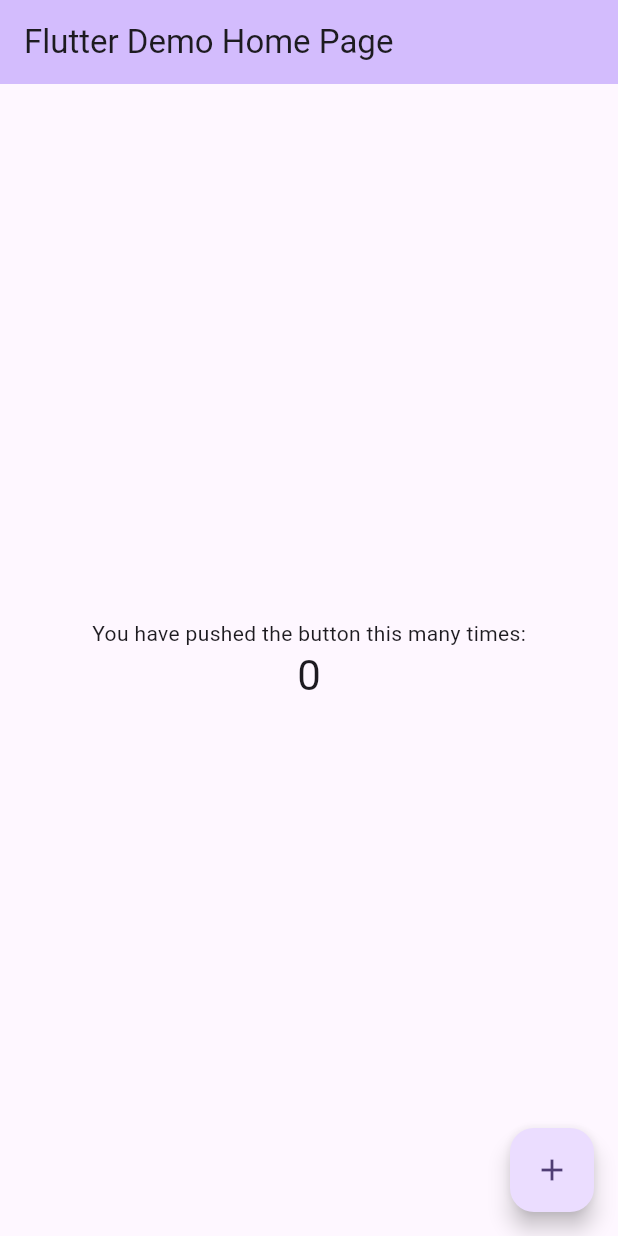
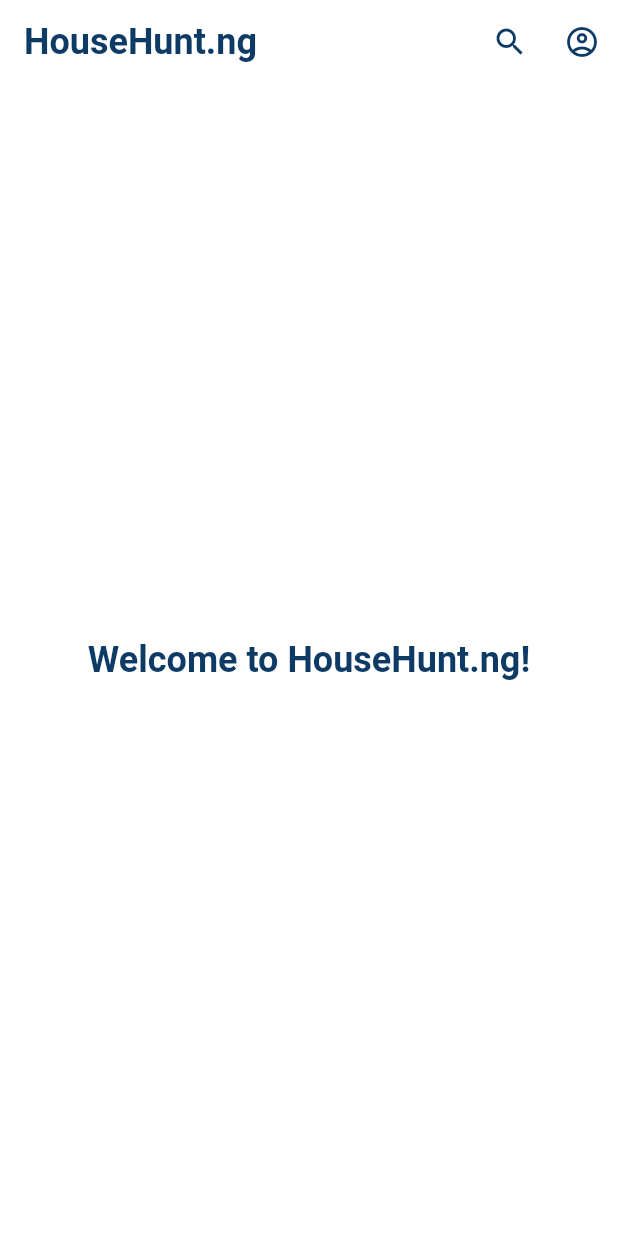
Before and after one commit to could-ai/019a4768-2292-7da6-be51-070a4e48c8bc, a Flutter app: the screen it shows after launch, on a phone screen of 412 x 824 dp. Run offline on Flutter 3.47's test engine with Material 3 defaults, Android fonts, the phone set to English and light mode, and no system bars.

Commit message:
I have set up the initial structure for the HouseHunt.ng app, starting with the home page and theme configuration. I removed the default boilerplate code and created a new `HomePage` widget, which now serves as the main screen. The app's theme has been updated to use the specified color palette, with a white background, deep blue for primary elements, and orange for accents, establishing a clean and modern visual identity. The app bar now displays the app's title and includes placeholder icons for search and profile access, preparing the foundation for future feature development.

```diff
--- a/usr/lib/main.dart
+++ b/usr/lib/main.dart
@@ -7,114 +7,68 @@ void main() {
 class MyApp extends StatelessWidget {
   const MyApp({super.key});
 
-  // This widget is the root of your application.
   @override
   Widget build(BuildContext context) {
     return MaterialApp(
-      title: 'Flutter Demo',
+      title: 'HouseHunt.ng',
       debugShowCheckedModeBanner: false,
       theme: ThemeData(
-        // This is the theme of your application.
-        //
-        // TRY THIS: Try running your application with "flutter run". You'll see
-        // the application has a purple toolbar. Then, without quitting the app,
-        // try changing the seedColor in the colorScheme below to Colors.green
-        // and then invoke "hot reload" (save your changes or press the "hot
-        // reload" button in a Flutter-supported IDE, or press "r" if you used
-        // the command line to start the app).
-        //
-        // Notice that the counter didn't reset back to zero; the application
-        // state is not lost during the reload. To reset the state, use hot
-        // restart instead.
-        //
-        // This works for code too, not just values: Most code changes can be
-        // tested with just a hot reload.
-        colorScheme: ColorScheme.fromSeed(seedColor: Colors.deepPurple),
+        primaryColor: const Color(0xFF0D3B66),
+        scaffoldBackgroundColor: Colors.white,
+        colorScheme: ColorScheme.fromSeed(
+          seedColor: const Color(0xFF0D3B66),
+          primary: const Color(0xFF0D3B66),
+          secondary: const Color(0xFFF4A261),
+        ),
+        useMaterial3: true,
+        textTheme: const TextTheme(
+          displayLarge: TextStyle(fontSize: 72.0, fontWeight: FontWeight.bold),
+          titleLarge: TextStyle(fontSize: 24.0, fontWeight: FontWeight.bold, color: Color(0xFF0D3B66)),
+          bodyMedium: TextStyle(fontSize: 14.0, fontFamily: 'Hind'),
+        ),
       ),
-      home: const MyHomePage(title: 'Flutter Demo Home Page'),
+      home: const HomePage(),
     );
   }
 }
 
-class MyHomePage extends StatefulWidget {
-  const MyHomePage({super.key, required this.title});
-
-  // This widget is the home page of your application. It is stateful, meaning
-  // that it has a State object (defined below) that contains fields that affect
-  // how it looks.
-
-  // This class is the configuration for the state. It holds the values (in this
-  // case the title) provided by the parent (in this case the App widget) and
-  // used by the build method of the State. Fields in a Widget subclass are
-  // always marked "final".
-
-  final String title;
-
-  @override
-  State<MyHomePage> createState() => _MyHomePageState();
-}
-
-class _MyHomePageState extends State<MyHomePage> {
-  int _counter = 0;
-
-  void _incrementCounter() {
-    setState(() {
-      // This call to setState tells the Flutter framework that something has
-      // changed in this State, which causes it to rerun the build method below
-      // so that the display can reflect the updated values. If we changed
-      // _counter without calling setState(), then the build method would not be
-      // called again, and so nothing would appear to happen.
-      _counter++;
-    });
-  }
+class HomePage extends StatelessWidget {
+  const HomePage({super.key});
 
   @override
   Widget build(BuildContext context) {
-    // This method is rerun every time setState is called, for instance as done
-    // by the _incrementCounter method above.
-    //
-    // The Flutter framework has been optimized to make rerunning build methods
-    // fast, so that you can just rebuild anything that needs updating rather
-    // than having to individually change instances of widgets.
     return Scaffold(
       appBar: AppBar(
-        // TRY THIS: Try changing the color here to a specific color (to
-        // Colors.amber, perhaps?) and trigger a hot reload to see the AppBar
-        // change color while the other colors stay the same.
-        backgroundColor: Theme.of(context).colorScheme.inversePrimary,
-        // Here we take the value from the MyHomePage object that was created by
-        // the App.build method, and use it to set our appbar title.
-        title: Text(widget.title),
+        title: const Text(
+          'HouseHunt.ng',
+          style: TextStyle(
+            color: Color(0xFF0D3B66),
+            fontWeight: FontWeight.bold,
+          ),
+        ),
+        backgroundColor: Colors.white,
+        elevation: 0,
+        actions: [
+          IconButton(
+            icon: const Icon(Icons.search, color: Color(0xFF0D3B66)),
+            onPressed: () {
+              // TODO: Implement search functionality
+            },
+          ),
+          IconButton(
+            icon: const Icon(Icons.account_circle_outlined, color: Color(0xFF0D3B66)),
+            onPressed: () {
+              // TODO: Implement profile/login functionality
+            },
+          ),
+        ],
       ),
       body: Center(
-        // Center is a layout widget. It takes a single child and positions it
-        // in the middle of the parent.
-        child: Column(
-          // Column is also a layout widget. It takes a list of children and
-          // arranges them vertically. By default, it sizes itself to fit its
-          // children horizontally, and tries to be as tall as its parent.
-          //
-          // Column has various properties to control how it sizes itself and
-          // how it positions its children. Here we use mainAxisAlignment to
-          // center the children vertically; the main axis here is the vertical
-          // axis because Columns are vertical (the cross axis would be
-          // horizontal).
-          //
-          // TRY THIS: Invoke "debug painting" (choose the "Toggle Debug Paint"
-          // action in the IDE, or press "p" in the console), to see the
-          // wireframe for each widget.
-          mainAxisAlignment: MainAxisAlignment.center,
-          children: <Widget>[
-            const Text('You have pushed the button this many times:'),
-            Text('$_counter', style: Theme.of(context).textTheme.headlineMedium),
-          ],
+        child: Text(
+          'Welcome to HouseHunt.ng!',
+          style: Theme.of(context).textTheme.titleLarge,
         ),
       ),
-      floatingActionButton: FloatingActionButton(
-        onPressed: _incrementCounter,
-        tooltip: 'Increment',
-        child: const Icon(Icons.add),
-      ), // This trailing comma makes auto-formatting nicer for build methods.
     );
   }
 }
```
